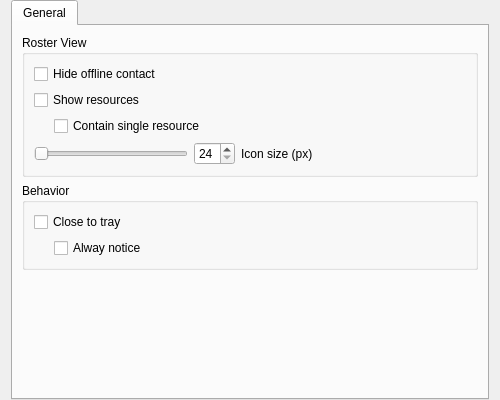
This is app/PrefGeneral.ui in chloerei/qtalk as Qt 5 draws it before an edit. The edited form follows.
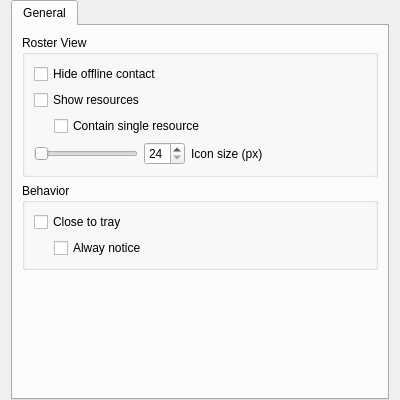
This is the edited form.

The edit to the form file:
```diff
--- a/app/PrefGeneral.ui
+++ b/app/PrefGeneral.ui
@@ -6,7 +6,7 @@
    <rect>
     <x>0</x>
     <y>0</y>
-    <width>500</width>
+    <width>400</width>
     <height>400</height>
    </rect>
   </property>
```
